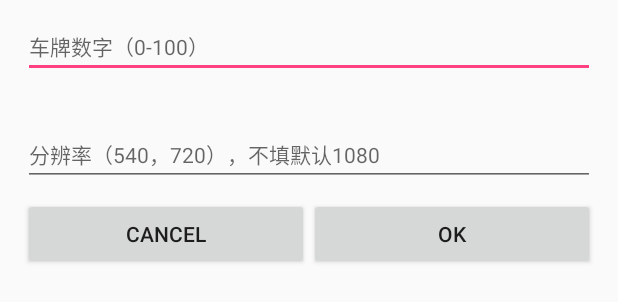
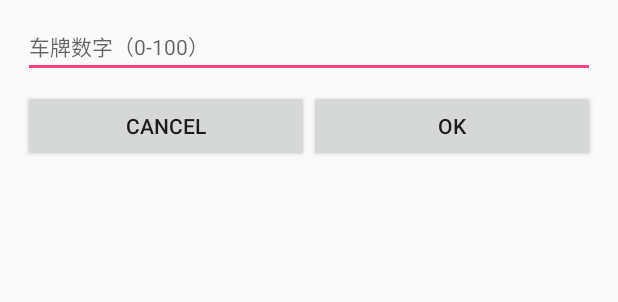
Before and after one commit to LaiFeng-Android/SopCastComponent, an Android app: the layout address_dialog.xml on its own in the app's theme, with its tools: preview values and no code run, on a phone screen of 412 x 824 dp. Shown: the top 302 px of the screen. Run offline under Robolectric (Android 15) with nearby library versions, the phone set to English and light mode, and no system bars.

Commit message:
去掉分辨率选择

```diff
--- a/app/build.gradle
+++ b/app/build.gradle
@@ -25,6 +25,7 @@ android {
             jniLibs.srcDirs = ['libs']
         }
     }
+    useLibrary 'org.apache.http.legacy'
 }
 
 dependencies {
--- a/app/src/main/res/layout/address_dialog.xml
+++ b/app/src/main/res/layout/address_dialog.xml
@@ -14,15 +14,15 @@
         android:layout_height="wrap_content"
         android:textSize="14dp"
         android:hint="车牌数字（0-100）"/>
-    <EditText
-        android:id="@+id/resolution"
-        android:layout_marginLeft="15dp"
-        android:layout_marginRight="15dp"
-        android:layout_marginTop="30dp"
-        android:layout_width="match_parent"
-        android:layout_height="wrap_content"
-        android:textSize="14dp"
-        android:hint="分辨率（540，720），不填默认1080"/>
+    <!--<EditText-->
+        <!--android:id="@+id/resolution"-->
+        <!--android:layout_marginLeft="15dp"-->
+        <!--android:layout_marginRight="15dp"-->
+        <!--android:layout_marginTop="30dp"-->
+        <!--android:layout_width="match_parent"-->
+        <!--android:layout_height="wrap_content"-->
+        <!--android:textSize="14dp"-->
+        <!--android:hint="分辨率（540，720），不填默认1080"/>-->
 
     <LinearLayout
         android:orientation="horizontal"
```
Also changed, not shown: app/src/main/java/com/laifeng/sopcastdemo/LandscapeActivity.java (+74 -31 lines).
